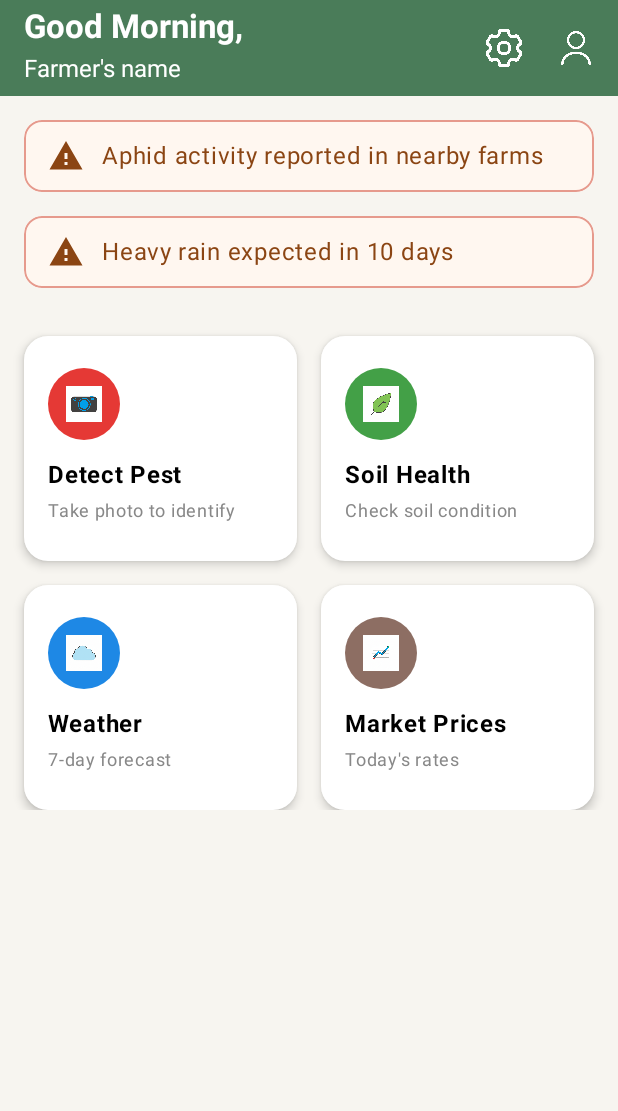
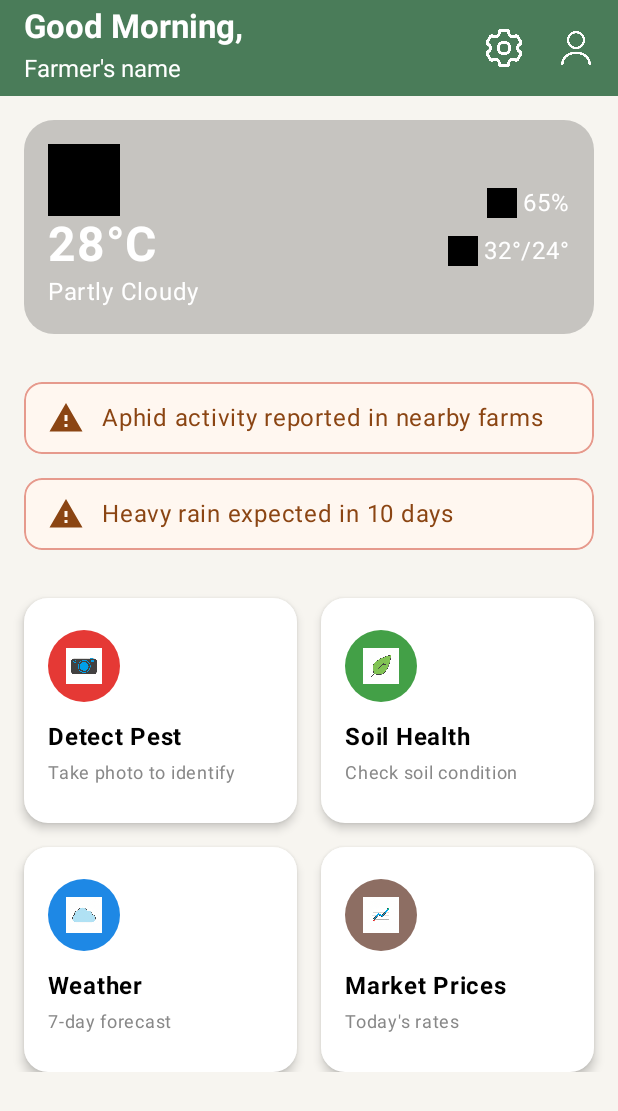
Before and after one commit to Parth4210/SmartCropAdvisorySystem, an Android app built with Jetpack Compose: the screen it shows after launch (MainActivity), on a phone screen of 412 x 824 dp. Shown: the top 1111 px of the screen. Run offline under Robolectric (Android 15) with nearby library versions, the phone set to English and light mode, and no system bars.

Commit message:
Added The Weather Card

```diff
--- a/app/build.gradle.kts
+++ b/app/build.gradle.kts
@@ -59,7 +59,17 @@ dependencies {
     androidTestImplementation(libs.androidx.compose.ui.test.junit4)
     debugImplementation(libs.androidx.compose.ui.tooling)
     debugImplementation(libs.androidx.compose.ui.test.manifest)
-    // In your dependencies { ... } block
+
+    //For Location Services
+
+    implementation("com.google.android.gms:play-services-location:21.2.0")
+    //
+    //// For Networking (for API calls)
+    implementation("com.squareup.retrofit2:retrofit:2.9.0")
+    implementation("com.squareup.retrofit2:converter-moshi:2.9.0")
+    implementation("com.squareup.moshi:moshi-kotlin:1.14.0")
+
+
 
 // This is for the @Preview annotation itself
     implementation("androidx.compose.ui:ui-tooling-preview")
--- a/app/src/main/AndroidManifest.xml
+++ b/app/src/main/AndroidManifest.xml
@@ -1,6 +1,9 @@
 <?xml version="1.0" encoding="utf-8"?>
 <manifest xmlns:android="http://schemas.android.com/apk/res/android"
     xmlns:tools="http://schemas.android.com/tools">
+
+    <uses-permission android:name="android.permission.INTERNET" />
+    <uses-permission android:name="android.permission.ACCESS_COARSE_LOCATION" />
 
     <application
         android:allowBackup="true"
--- a/app/src/main/java/com/samadhanl/smartcropadivsorysystem/MainActivity.kt
+++ b/app/src/main/java/com/samadhanl/smartcropadivsorysystem/MainActivity.kt
@@ -40,6 +40,14 @@ data class DashboardCardItem(
     val subtitle: String,
     val iconRes: Int,
     val color: Color
+)
+
+// these data classes holds the weather information
+data class WeatherData(
+    val temperature: String = "28°C",
+    val condition: String = "Partly Cloudy",
+    val humidity: String = "65%",
+    val highLow: String = "32°/24°"
 )
 
 class MainActivity : ComponentActivity() {
@@ -116,7 +124,14 @@ class MainActivity : ComponentActivity() {
                             .fillMaxSize()
                             .padding(innerPadding),
                         horizontalAlignment = Alignment.CenterHorizontally
-                    ) {
+                    )
+
+                    {
+                        //The weather card
+                        item {
+                            WeatherCard(weatherData = WeatherData())
+                        }
+
                         // First Banner
                         item {
                             WarningBanner(
@@ -186,6 +201,69 @@ fun WarningBanner(message: String, modifier: Modifier = Modifier) {
             modifier = Modifier.size(24.dp)
         )
         Text(text = message, color = contentColor)
+    }
+}
+
+// This is the composable for the weather card (BASED ON LOCATION)
+
+@Composable
+fun WeatherCard(weatherData: WeatherData, modifier: Modifier = Modifier) {
+    Card(
+        modifier = modifier
+            .fillMaxWidth()
+            .padding(16.dp),
+        shape = RoundedCornerShape(20.dp),
+        colors = CardDefaults.cardColors(
+            containerColor = Color.Black.copy(alpha = 0.2f) // Translucent background
+        ),
+        elevation = CardDefaults.cardElevation(0.dp)
+    ) {
+        Row(
+            modifier = Modifier.padding(16.dp),
+            verticalAlignment = Alignment.CenterVertically,
+            horizontalArrangement = Arrangement.SpaceBetween
+        ) {
+            // Left side: Main weather info
+            Column(modifier = Modifier.weight(1f)) {
+                // You'll need to add a sun icon named `ic_weather_sun` to your drawables
+                Icon(
+                    painter = painterResource(id = R.drawable.ic_weather_sun),
+                    contentDescription = "Weather condition",
+                    //tint = Color.White,
+                    modifier = Modifier.size(48.dp)
+                )
+                Text(
+                    text = weatherData.temperature,
+                    color = Color.White,
+                    fontSize = 32.sp,
+                    fontWeight = FontWeight.Bold
+                )
+                Text(
+                    text = weatherData.condition,
+                    color = Color.White,
+                    fontSize = 16.sp
+                )
+            }
+
+            // Right side: Humidity and High/Low
+            Column(horizontalAlignment = Alignment.End) {
+                // Humidity
+                Row(verticalAlignment = Alignment.CenterVertically) {
+                    // Add a humidity icon: `ic_humidity`
+                        Icon(painterResource(id = R.drawable.ic_humidity), contentDescription = "Humidity", modifier = Modifier.size(20.dp))
+                    Spacer(Modifier.width(4.dp))
+                    Text(text = weatherData.humidity, color = Color.White, fontSize = 16.sp)
+                }
+                Spacer(Modifier.height(8.dp))
+                // High/Low Temp
+                Row(verticalAlignment = Alignment.CenterVertically) {
+                    // Add a thermostat icon: `ic_thermostat`
+                    Icon(painterResource(id = R.drawable.ic_thermostat), contentDescription = "High/Low temperature", modifier = Modifier.size(20.dp))
+                    Spacer(Modifier.width(4.dp))
+                    Text(text = weatherData.highLow, color = Color.White, fontSize = 16.sp)
+                }
+            }
+        }
     }
 }
 
```
Also changed, not shown: app/src/main/res/drawable/ic_humidity.png (added), app/src/main/res/drawable/ic_thermostat.png (added), app/src/main/res/drawable/ic_weather_sun.png (added).
